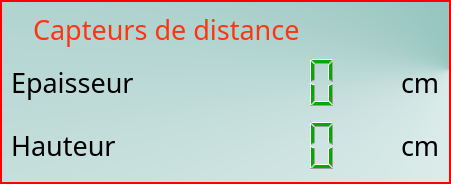
Before: the Qt Designer form napiLCD/distancewidget.ui in levanhong05/NapiEmbedded, drawn with Qt 5.
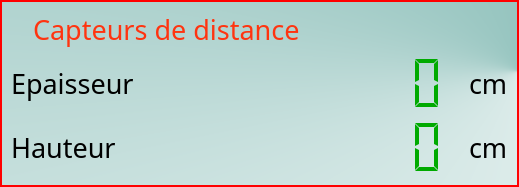
After: the same form once the commit is applied. Icons and pictures are not drawn.

```diff
--- a/napiLCD/distancewidget.ui
+++ b/napiLCD/distancewidget.ui
@@ -6,8 +6,8 @@
    <rect>
     <x>0</x>
     <y>0</y>
-    <width>451</width>
-    <height>184</height>
+    <width>519</width>
+    <height>187</height>
    </rect>
   </property>
   <property name="windowTitle">
@@ -193,10 +193,10 @@
         <bool>false</bool>
        </property>
        <property name="digitCount">
-        <number>5</number>
+        <number>10</number>
        </property>
        <property name="segmentStyle">
-        <enum>QLCDNumber::Filled</enum>
+        <enum>QLCDNumber::Flat</enum>
        </property>
       </widget>
      </item>
@@ -353,6 +353,12 @@
        <property name="frameShape">
         <enum>QFrame::NoFrame</enum>
        </property>
+       <property name="digitCount">
+        <number>10</number>
+       </property>
+       <property name="segmentStyle">
+        <enum>QLCDNumber::Flat</enum>
+       </property>
       </widget>
      </item>
      <item row="1" column="2">
```
